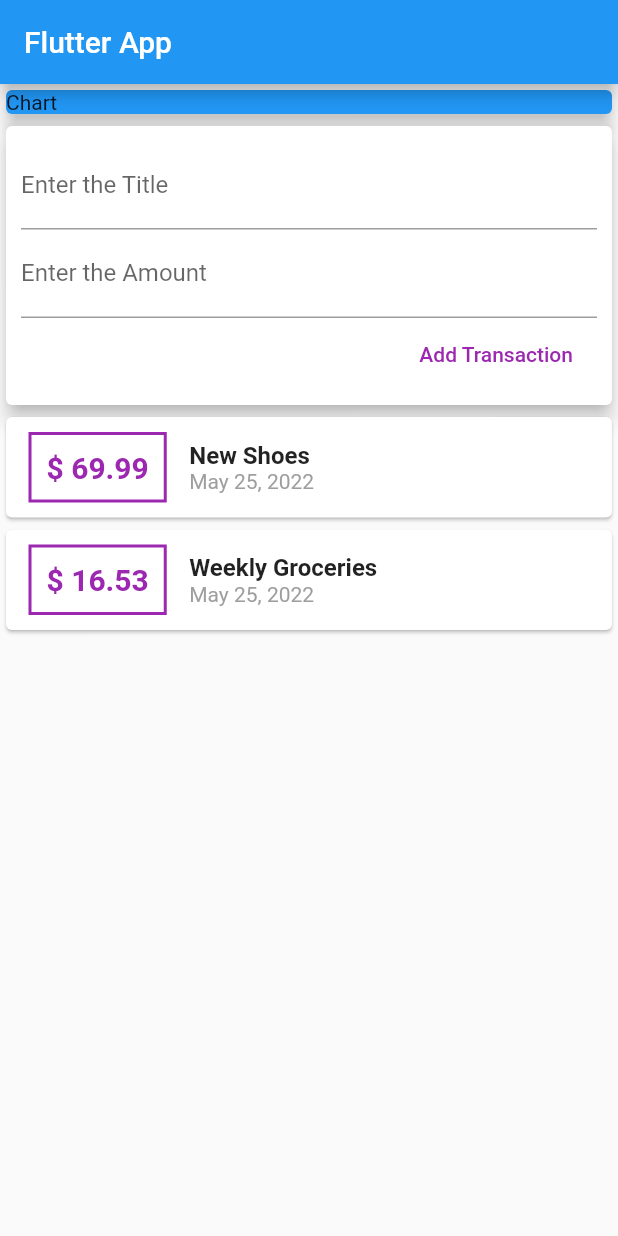
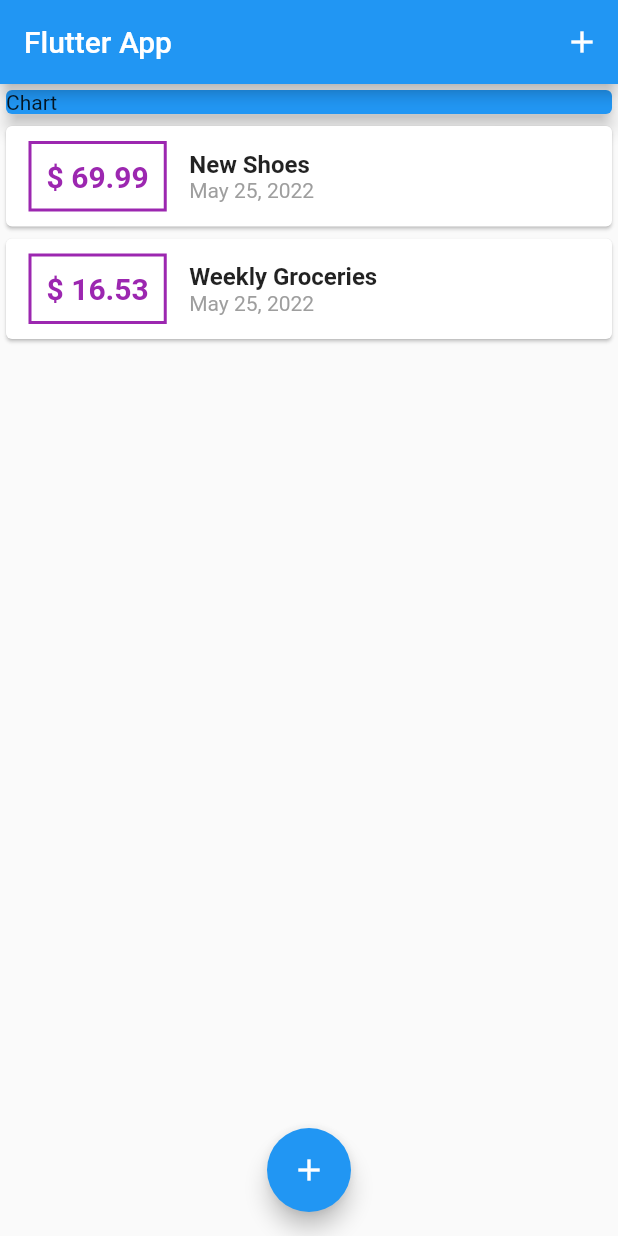
Before and after one commit to rajput-hemant/expense-tracker, a Flutter app: the screen it shows after launch, on a phone screen of 412 x 824 dp. Run offline on Flutter 3.47's test engine with Material 2 defaults, Android fonts, the phone set to English and light mode, and no system bars.

Commit message:
Added iconButton & floatingActionButton moved Transaction list and addNewTransaction method from user_transaction.dart to main.dart removed redundant user_transaction.dart file
Signed-off-by: rajput-hemant <hemant.rajput_cs20@gla.ac.in>

```diff
--- a/lib/main.dart
+++ b/lib/main.dart
@@ -1,6 +1,8 @@
 import 'package:flutter/material.dart';
 
-import 'widgets/user_Transaction.dart';
+import 'widgets/new_transaction.dart';
+import 'widgets/transaction_list.dart';
+import 'models/transaction.dart';
 
 void main() => runApp(MyApp());
 
@@ -14,12 +16,59 @@ class MyApp extends StatelessWidget {
   }
 }
 
-class MyHomePage extends StatelessWidget {
+class MyHomePage extends StatefulWidget {
+  @override
+  State<MyHomePage> createState() => _MyHomePageState();
+}
+
+class _MyHomePageState extends State<MyHomePage> {
+  final List<Transaction> _userTransactions = [
+    Transaction(
+      id: 't1',
+      title: 'New Shoes',
+      amount: 69.99,
+      date: DateTime.now(),
+    ),
+    Transaction(
+      id: 't2',
+      title: 'Weekly Groceries',
+      amount: 16.53,
+      date: DateTime.now(),
+    ),
+  ];
+
+  void _addNewTransaction(String title, double amount) {
+    final newTrnxn = Transaction(
+      id: DateTime.now().toString(),
+      title: title,
+      amount: amount,
+      date: DateTime.now(),
+    );
+
+    setState(() {
+      _userTransactions.add(newTrnxn);
+    });
+  }
+
+  void _startAddNewTransaction(BuildContext context) {
+    showModalBottomSheet(
+      context: context,
+      builder: (_) {
+        return NewTransaction(_addNewTransaction);
+      },
+    );
+  }
+
   @override
   Widget build(BuildContext context) {
     return Scaffold(
       appBar: AppBar(
         title: Text('Flutter App'),
+        actions: [
+          IconButton(
+              onPressed: () => _startAddNewTransaction(context),
+              icon: Icon(Icons.add))
+        ],
       ),
       body: SingleChildScrollView(
         child: Column(
@@ -34,9 +83,14 @@ class MyHomePage extends StatelessWidget {
                 elevation: 5,
               ),
             ),
-            UserTransactions(),
+            TransactionList(_userTransactions),
           ],
         ),
+      ),
+      floatingActionButtonLocation: FloatingActionButtonLocation.centerFloat,
+      floatingActionButton: FloatingActionButton(
+        child: Icon(Icons.add),
+        onPressed: () => _startAddNewTransaction(context),
       ),
     );
   }
--- a/lib/widgets/user_Transaction.dart
+++ /dev/null
@@ -1,50 +0,0 @@
-import 'package:flutter/material.dart';
-
-import 'new_transaction.dart';
-import 'transaction_list.dart';
-import '/models/transaction.dart';
-
-class UserTransactions extends StatefulWidget {
-  @override
-  State<UserTransactions> createState() => _UserTransactionsState();
-}
-
-class _UserTransactionsState extends State<UserTransactions> {
-  final List<Transaction> _userTransactions = [
-    Transaction(
-      id: 't1',
-      title: 'New Shoes',
-      amount: 69.99,
-      date: DateTime.now(),
-    ),
-    Transaction(
-      id: 't2',
-      title: 'Weekly Groceries',
-      amount: 16.53,
-      date: DateTime.now(),
-    ),
-  ];
-
-  void _addNewTransaction(String title, double amount) {
-    final newTrnxn = Transaction(
-      id: DateTime.now().toString(),
-      title: title,
-      amount: amount,
-      date: DateTime.now(),
-    );
-
-    setState(() {
-      _userTransactions.add(newTrnxn);
-    });
-  }
-
-  @override
-  Widget build(BuildContext context) {
-    return Column(
-      children: [
-        NewTransaction(_addNewTransaction),
-        TransactionList(_userTransactions),
-      ],
-    );
-  }
-}
```
